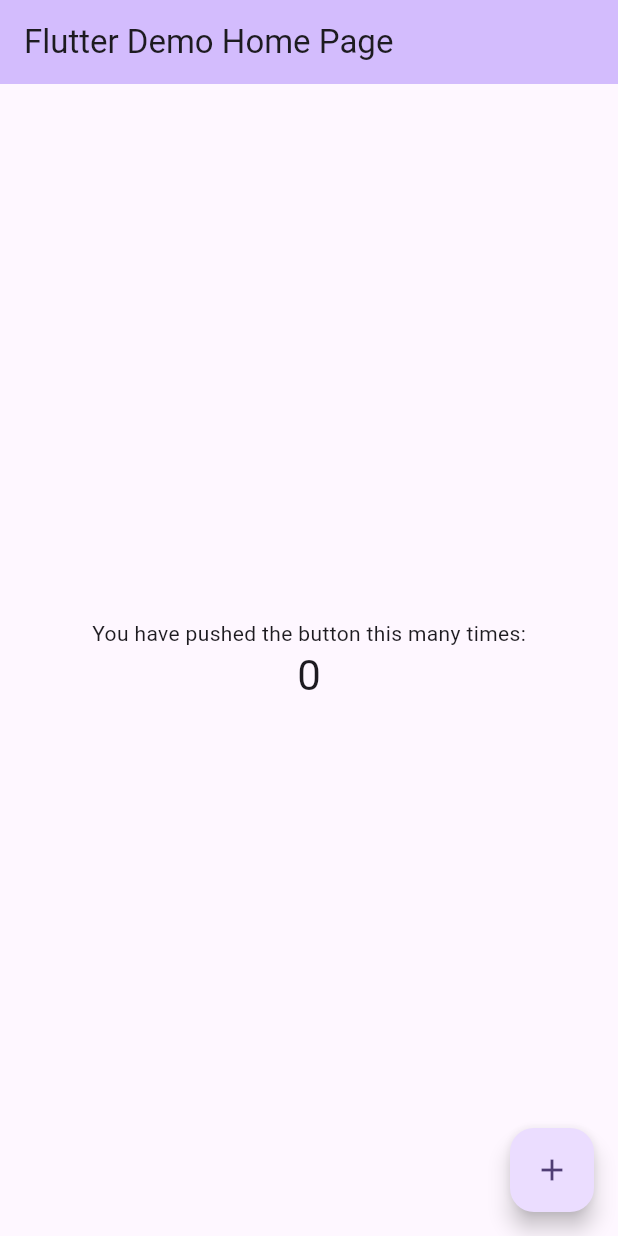
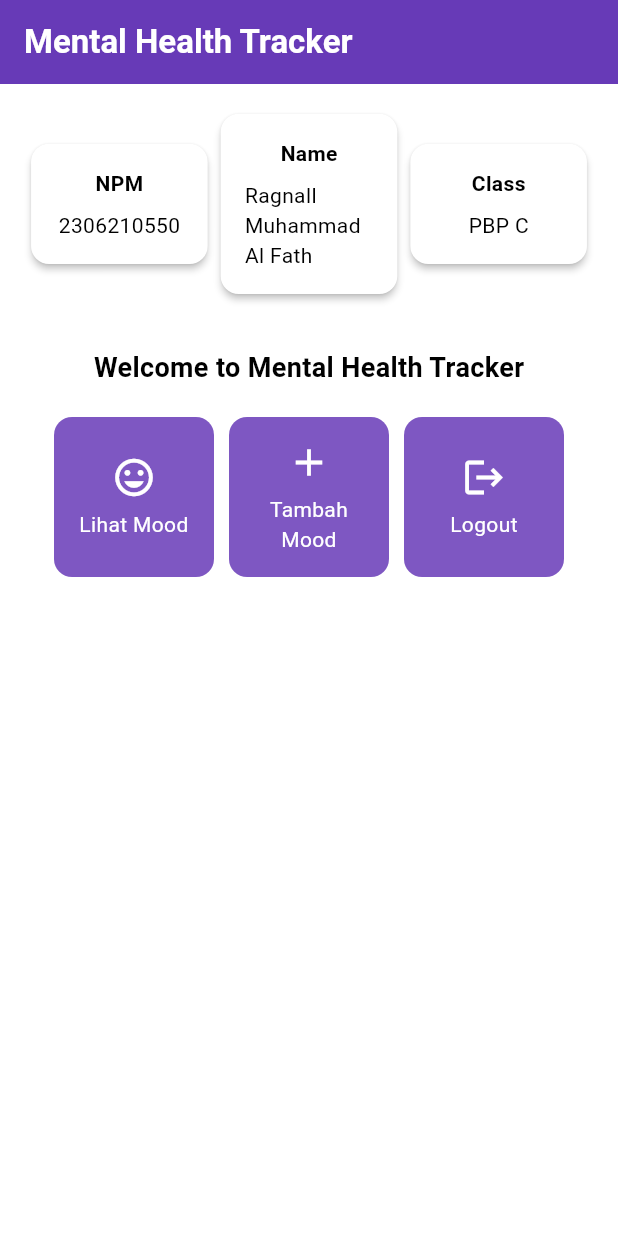
Before and after one commit to Ragnall16/mental-health-tracker-mobile, a Flutter app: the screen it shows after launch, on a phone screen of 412 x 824 dp. Run offline on Flutter 3.47's test engine with Material 3 defaults, Android fonts, the phone set to English and light mode, and no system bars.

Commit message:
Tutorial 6 Done

```diff
--- a/lib/main.dart
+++ b/lib/main.dart
@@ -1,4 +1,5 @@
   import 'package:flutter/material.dart';
+  import 'package:mental_health_tracker/menu.dart';
 
   void main() {
     runApp(const MyApp());
@@ -28,98 +29,12 @@ class MyApp extends StatelessWidget {
           //
           // This works for code too, not just values: Most code changes can be
           // tested with just a hot reload.
-        colorScheme: ColorScheme.fromSeed(seedColor: Colors.deepPurple),
+          colorScheme: ColorScheme.fromSwatch(
+            primarySwatch: Colors.deepPurple,
+          ).copyWith(secondary: Colors.deepPurple[400]),
           useMaterial3: true,
         ),
-      home: const MyHomePage(title: 'Flutter Demo Home Page'),
+        home: MyHomePage(),
       );
     }
   }
-
-class MyHomePage extends StatefulWidget {
-  const MyHomePage({super.key, required this.title});
-
-  // This widget is the home page of your application. It is stateful, meaning
-  // that it has a State object (defined below) that contains fields that affect
-  // how it looks.
-
-  // This class is the configuration for the state. It holds the values (in this
-  // case the title) provided by the parent (in this case the App widget) and
-  // used by the build method of the State. Fields in a Widget subclass are
-  // always marked "final".
-
-  final String title;
-
-  @override
-  State<MyHomePage> createState() => _MyHomePageState();
-}
-
-class _MyHomePageState extends State<MyHomePage> {
-  int _counter = 0;
-
-  void _incrementCounter() {
-    setState(() {
-      // This call to setState tells the Flutter framework that something has
-      // changed in this State, which causes it to rerun the build method below
-      // so that the display can reflect the updated values. If we changed
-      // _counter without calling setState(), then the build method would not be
-      // called again, and so nothing would appear to happen.
-      _counter++;
-    });
-  }
-
-  @override
-  Widget build(BuildContext context) {
-    // This method is rerun every time setState is called, for instance as done
-    // by the _incrementCounter method above.
-    //
-    // The Flutter framework has been optimized to make rerunning build methods
-    // fast, so that you can just rebuild anything that needs updating rather
-    // than having to individually change instances of widgets.
-    return Scaffold(
-      appBar: AppBar(
-        // TRY THIS: Try changing the color here to a specific color (to
-        // Colors.amber, perhaps?) and trigger a hot reload to see the AppBar
-        // change color while the other colors stay the same.
-        backgroundColor: Theme.of(context).colorScheme.inversePrimary,
-        // Here we take the value from the MyHomePage object that was created by
-        // the App.build method, and use it to set our appbar title.
-        title: Text(widget.title),
-      ),
-      body: Center(
-        // Center is a layout widget. It takes a single child and positions it
-        // in the middle of the parent.
-        child: Column(
-          // Column is also a layout widget. It takes a list of children and
-          // arranges them vertically. By default, it sizes itself to fit its
-          // children horizontally, and tries to be as tall as its parent.
-          //
-          // Column has various properties to control how it sizes itself and
-          // how it positions its children. Here we use mainAxisAlignment to
-          // center the children vertically; the main axis here is the vertical
-          // axis because Columns are vertical (the cross axis would be
-          // horizontal).
-          //
-          // TRY THIS: Invoke "debug painting" (choose the "Toggle Debug Paint"
-          // action in the IDE, or press "p" in the console), to see the
-          // wireframe for each widget.
-          mainAxisAlignment: MainAxisAlignment.center,
-          children: <Widget>[
-            const Text(
-              'You have pushed the button this many times:',
-            ),
-            Text(
-              '$_counter',
-              style: Theme.of(context).textTheme.headlineMedium,
-            ),
-          ],
-        ),
-      ),
-      floatingActionButton: FloatingActionButton(
-        onPressed: _incrementCounter,
-        tooltip: 'Increment',
-        child: const Icon(Icons.add),
-      ), // This trailing comma makes auto-formatting nicer for build methods.
-    );
-  }
-}
--- /dev/null
+++ b/lib/menu.dart
@@ -0,0 +1,188 @@
+import 'package:flutter/material.dart';
+
+class MyHomePage extends StatelessWidget {
+  final String npm = '2306210550'; // NPM
+  final String name = 'Ragnall Muhammad Al Fath'; // Nama
+  final String className = 'PBP C'; // Kelas
+
+  final List<ItemHomepage> items = [
+    ItemHomepage("Lihat Mood", Icons.mood),
+    ItemHomepage("Tambah Mood", Icons.add),
+    ItemHomepage("Logout", Icons.logout),
+  ];
+
+  MyHomePage({super.key});
+
+  // This widget is the root of your application.
+  @override
+  Widget build(BuildContext context) {
+    // Scaffold menyediakan struktur dasar halaman dengan AppBar dan body.
+    return Scaffold(
+      // AppBar adalah bagian atas halaman yang menampilkan judul.
+      appBar: AppBar(
+        // Judul aplikasi "Mental Health Tracker" dengan teks putih dan tebal.
+        title: const Text(
+          'Mental Health Tracker',
+          style: TextStyle(
+            color: Colors.white,
+            fontWeight: FontWeight.bold,
+          ),
+        ),
+        // Warna latar belakang AppBar diambil dari skema warna tema aplikasi.
+        backgroundColor: Theme.of(context).colorScheme.primary,
+      ),
+      // Body halaman dengan padding di sekelilingnya.
+      body: Padding(
+        padding: const EdgeInsets.all(16.0),
+        // Menyusun widget secara vertikal dalam sebuah kolom.
+        child: Column(
+          crossAxisAlignment: CrossAxisAlignment.center,
+          children: [
+            // Row untuk menampilkan 3 InfoCard secara horizontal.
+            Row(
+              mainAxisAlignment: MainAxisAlignment.spaceEvenly,
+              children: [
+                InfoCard(title: 'NPM', content: npm),
+                InfoCard(title: 'Name', content: name),
+                InfoCard(title: 'Class', content: className),
+              ],
+            ),
+
+            // Memberikan jarak vertikal 16 unit.
+            const SizedBox(height: 16.0),
+
+            // Menempatkan widget berikutnya di tengah halaman.
+            Center(
+              child: Column(
+                // Menyusun teks dan grid item secara vertikal.
+
+                children: [
+                  // Menampilkan teks sambutan dengan gaya tebal dan ukuran 18.
+                  const Padding(
+                    padding: EdgeInsets.only(top: 16.0),
+                    child: Text(
+                      'Welcome to Mental Health Tracker',
+                      style: TextStyle(
+                        fontWeight: FontWeight.bold,
+                        fontSize: 18.0,
+                      ),
+                    ),
+                  ),
+
+                  // Grid untuk menampilkan ItemCard dalam bentuk grid 3 kolom.
+                  GridView.count(
+                    primary: true,
+                    padding: const EdgeInsets.all(20),
+                    crossAxisSpacing: 10,
+                    mainAxisSpacing: 10,
+                    crossAxisCount: 3,
+                    // Agar grid menyesuaikan tinggi kontennya.
+                    shrinkWrap: true,
+
+                    // Menampilkan ItemCard untuk setiap item dalam list items.
+                    children: items.map((ItemHomepage item) {
+                      return ItemCard(item);
+                    }).toList(),
+                  ),
+                ],
+              ),
+            ),
+          ],
+        ),
+      ),
+    );
+  }
+}
+
+class ItemHomepage {
+  final String name;
+  final IconData icon;
+
+  ItemHomepage(this.name, this.icon);
+}
+
+class InfoCard extends StatelessWidget {
+  // Kartu informasi yang menampilkan title dan content.
+
+  final String title; // Judul kartu.
+  final String content; // Isi kartu.
+
+  const InfoCard({super.key, required this.title, required this.content});
+
+  @override
+  Widget build(BuildContext context) {
+    return Card(
+      // Membuat kotak kartu dengan bayangan dibawahnya.
+      elevation: 2.0,
+      child: Container(
+        // Mengatur ukuran dan jarak di dalam kartu.
+        width: MediaQuery.of(context).size.width /
+            3.5, // menyesuaikan dengan lebar device yang digunakan.
+        padding: const EdgeInsets.all(16.0),
+        // Menyusun title dan content secara vertikal.
+        child: Column(
+          children: [
+            Text(
+              title,
+              style: const TextStyle(fontWeight: FontWeight.bold),
+            ),
+            const SizedBox(height: 8.0),
+            Text(content),
+          ],
+        ),
+      ),
+    );
+  }
+}
+
+class ItemCard extends StatelessWidget {
+  // Menampilkan kartu dengan ikon dan nama.
+
+  final ItemHomepage item;
+
+  const ItemCard(this.item, {super.key});
+
+  @override
+  Widget build(BuildContext context) {
+    return Material(
+      // Menentukan warna latar belakang dari tema aplikasi.
+      color: Theme.of(context).colorScheme.secondary,
+      // Membuat sudut kartu melengkung.
+      borderRadius: BorderRadius.circular(12),
+
+      child: InkWell(
+        // Aksi ketika kartu ditekan.
+        onTap: () {
+          // Menampilkan pesan SnackBar saat kartu ditekan.
+          ScaffoldMessenger.of(context)
+            ..hideCurrentSnackBar()
+            ..showSnackBar(SnackBar(
+                content: Text("Kamu telah menekan tombol ${item.name}!")));
+        },
+        // Container untuk menyimpan Icon dan Text
+        child: Container(
+          padding: const EdgeInsets.all(8),
+          child: Center(
+            child: Column(
+              // Menyusun ikon dan teks di tengah kartu.
+              mainAxisAlignment: MainAxisAlignment.center,
+              children: [
+                Icon(
+                  item.icon,
+                  color: Colors.white,
+                  size: 30.0,
+                ),
+                const Padding(padding: EdgeInsets.all(3)),
+                Text(
+                  item.name,
+                  textAlign: TextAlign.center,
+                  style: const TextStyle(color: Colors.white),
+                ),
+              ],
+            ),
+          ),
+        ),
+      ),
+    );
+  }
+}
```
Lines whose indentation alone changed are shown as unchanged.
